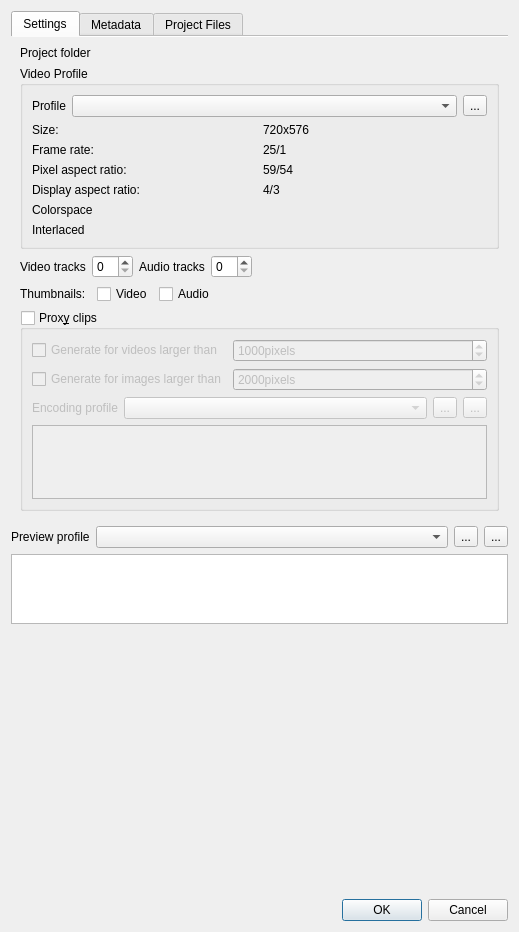
Qt form src/ui/projectsettings_ui.ui (KDE/kdenlive) before a commit.
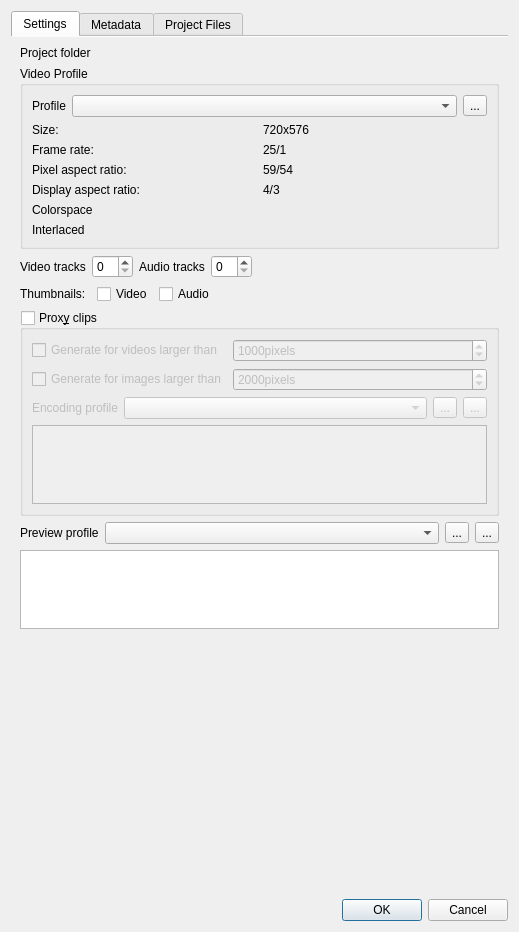
The same form after that commit. Custom widgets are drawn as their Qt base class.

Commit message: Fix preview profile in project settings dialog incorrect layout BUG: 363480

```diff
--- a/src/ui/projectsettings_ui.ui
+++ b/src/ui/projectsettings_ui.ui
@@ -333,6 +333,63 @@
          </layout>
         </widget>
        </item>
+       <item row="6" column="0" colspan="4">
+        <widget class="QPlainTextEdit" name="previewparams">
+         <property name="sizePolicy">
+          <sizepolicy hsizetype="Expanding" vsizetype="Maximum">
+           <horstretch>0</horstretch>
+           <verstretch>0</verstretch>
+          </sizepolicy>
+         </property>
+         <property name="readOnly">
+          <bool>true</bool>
+         </property>
+        </widget>
+       </item>
+       <item row="5" column="0" colspan="4">
+        <layout class="QHBoxLayout" name="horizontalLayout_4">
+         <item>
+          <widget class="QLabel" name="label_25">
+           <property name="sizePolicy">
+            <sizepolicy hsizetype="Maximum" vsizetype="Preferred">
+             <horstretch>0</horstretch>
+             <verstretch>0</verstretch>
+            </sizepolicy>
+           </property>
+           <property name="text">
+            <string>Preview profile</string>
+           </property>
+          </widget>
+         </item>
+         <item>
+          <widget class="KComboBox" name="preview_profile">
+           <property name="sizePolicy">
+            <sizepolicy hsizetype="MinimumExpanding" vsizetype="Fixed">
+             <horstretch>0</horstretch>
+             <verstretch>0</verstretch>
+            </sizepolicy>
+           </property>
+          </widget>
+         </item>
+         <item>
+          <widget class="QToolButton" name="preview_showprofileinfo">
+           <property name="text">
+            <string>...</string>
+           </property>
+           <property name="checkable">
+            <bool>true</bool>
+           </property>
+          </widget>
+         </item>
+         <item>
+          <widget class="QToolButton" name="preview_manageprofile">
+           <property name="text">
+            <string>...</string>
+           </property>
+          </widget>
+         </item>
+        </layout>
+       </item>
       </layout>
      </widget>
      <widget class="QWidget" name="tab_3">
@@ -606,63 +663,6 @@
      </widget>
     </widget>
    </item>
-   <item>
-    <layout class="QHBoxLayout" name="horizontalLayout_4">
-     <item>
-      <widget class="QLabel" name="label_25">
-       <property name="sizePolicy">
-        <sizepolicy hsizetype="Maximum" vsizetype="Preferred">
-         <horstretch>0</horstretch>
-         <verstretch>0</verstretch>
-        </sizepolicy>
-       </property>
-       <property name="text">
-        <string>Preview profile</string>
-       </property>
-      </widget>
-     </item>
-     <item>
-      <widget class="KComboBox" name="preview_profile">
-       <property name="sizePolicy">
-        <sizepolicy hsizetype="MinimumExpanding" vsizetype="Fixed">
-         <horstretch>0</horstretch>
-         <verstretch>0</verstretch>
-        </sizepolicy>
-       </property>
-      </widget>
-     </item>
-     <item>
-      <widget class="QToolButton" name="preview_showprofileinfo">
-       <property name="text">
-        <string>...</string>
-       </property>
-       <property name="checkable">
-        <bool>true</bool>
-       </property>
-      </widget>
-     </item>
-     <item>
-      <widget class="QToolButton" name="preview_manageprofile">
-       <property name="text">
-        <string>...</string>
-       </property>
-      </widget>
-     </item>
-    </layout>
-   </item>
-   <item>
-    <widget class="QPlainTextEdit" name="previewparams">
-     <property name="sizePolicy">
-      <sizepolicy hsizetype="Expanding" vsizetype="Maximum">
-       <horstretch>0</horstretch>
-       <verstretch>0</verstretch>
-      </sizepolicy>
-     </property>
-     <property name="readOnly">
-      <bool>true</bool>
-     </property>
-    </widget>
-   </item>
    <item>
     <spacer name="verticalSpacer">
      <property name="orientation">
@@ -689,22 +689,22 @@
   </layout>
  </widget>
  <customwidgets>
-  <customwidget>
-   <class>KComboBox</class>
-   <extends>QComboBox</extends>
-   <header>kcombobox.h</header>
-  </customwidget>
-  <customwidget>
-   <class>KTreeWidgetSearchLine</class>
-   <extends>QLineEdit</extends>
-   <header>ktreewidgetsearchline.h</header>
-  </customwidget>
   <customwidget>
    <class>KUrlRequester</class>
    <extends>QWidget</extends>
    <header>kurlrequester.h</header>
    <container>1</container>
   </customwidget>
+  <customwidget>
+   <class>KTreeWidgetSearchLine</class>
+   <extends>QLineEdit</extends>
+   <header>ktreewidgetsearchline.h</header>
+  </customwidget>
+  <customwidget>
+   <class>KComboBox</class>
+   <extends>QComboBox</extends>
+   <header>kcombobox.h</header>
+  </customwidget>
  </customwidgets>
  <resources/>
  <connections>
```
The commit also changes 1 other file.
